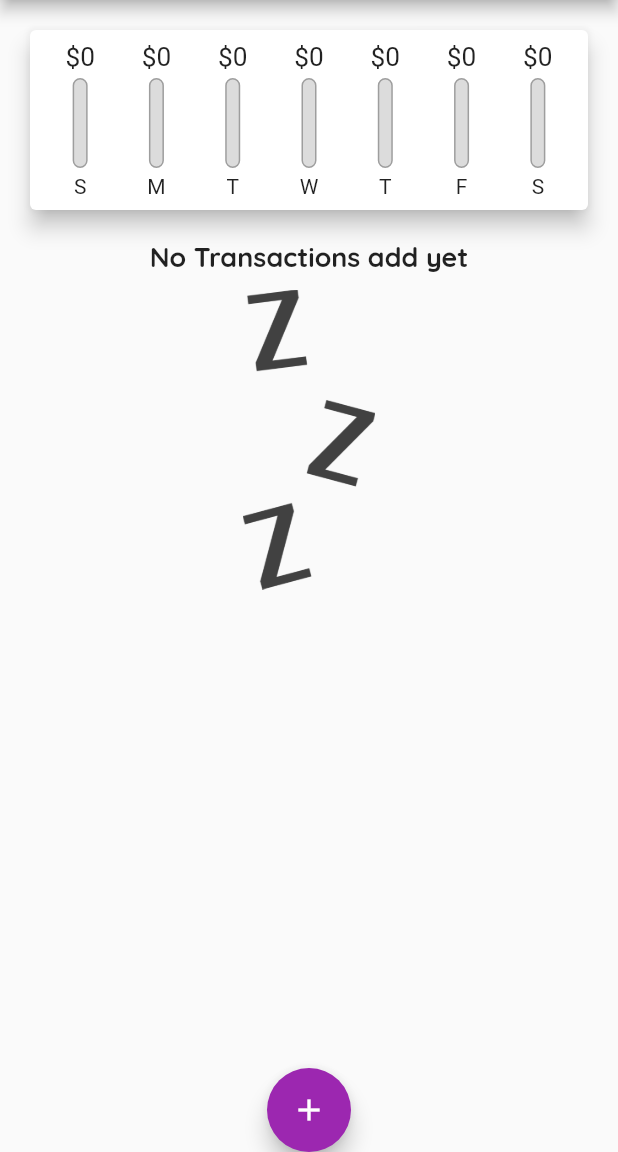
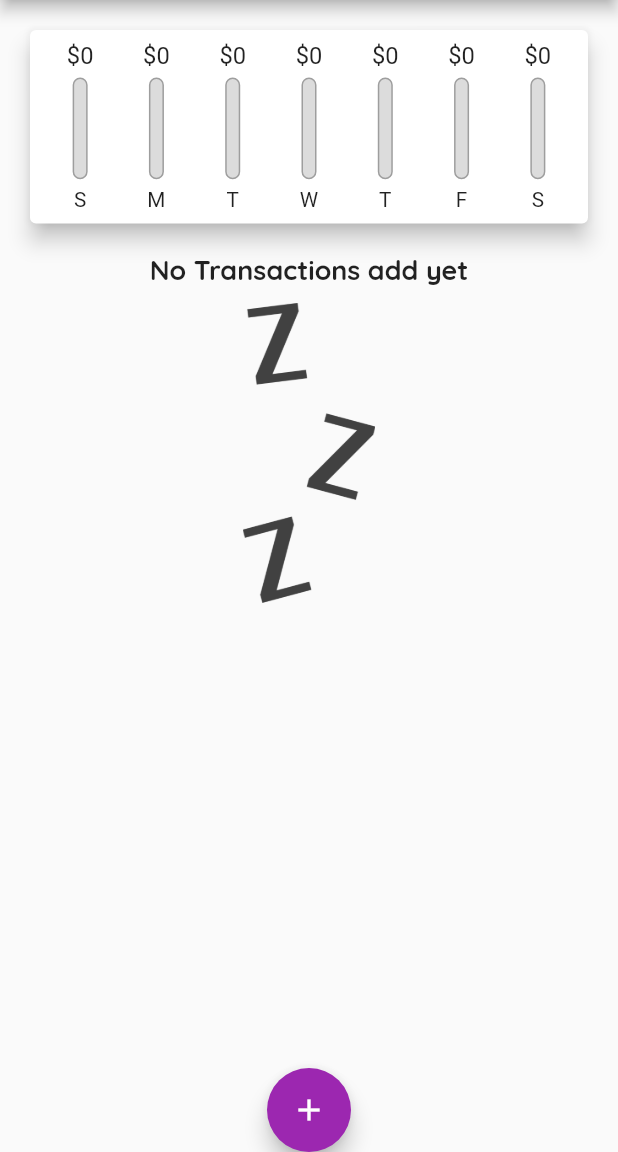
Before and after one commit to shiran02/Flutter_Expense_app, a Flutter app: the screen it shows after launch, on a phone screen of 412 x 824 dp, the part 84-1236 px from its top. Run offline on Flutter 3.47's test engine with Material 2 defaults, Android fonts, the phone set to English and light mode, and no system bars.

Commit message:
Containers

```diff
--- a/expense/lib/main.dart
+++ b/expense/lib/main.dart
@@ -133,25 +133,37 @@ class _MyHomePageState extends State<MyHomePage> {
 
 @override
   Widget build(BuildContext context) {
-    return Scaffold(
-      appBar: AppBar(
-        title: const Text("Personal  Expenses"),
+final appBar = AppBar(
+        title: const Text(
+          "Personal  Expenses"),
         actions: <Widget>[
           IconButton(
             icon: const Icon(Icons.add),
           onPressed:()=> _startAddNewTransaction(context),
           )
         ],
-      ),
+      );
 
-
+    return Scaffold(
+      appBar: appBar,
       body: SingleChildScrollView(
         child: Column(
           //mainAxisAlignment: MainAxisAlignment.spaceAround,
           crossAxisAlignment: CrossAxisAlignment.stretch,
           children: <Widget>[
-           Chart(_recentTransactions),
-           TransactionList(_userTransaction , _deleteTransaction),
+           Container(
+            height: (MediaQuery.of(context).size.height  -
+            appBar.preferredSize.height -
+            MediaQuery.of(context).padding.top
+            ) * 0.22,
+            child: Chart(_recentTransactions)),
+
+           Container(
+            height: (MediaQuery.of(context).size.height  -
+            appBar.preferredSize.height-
+            MediaQuery.of(context).padding.top
+            ) *0.6 ,
+            child: TransactionList(_userTransaction , _deleteTransaction)),
           ],
         ),
       ),
--- a/expense/lib/widgets/chart_bar.dart
+++ b/expense/lib/widgets/chart_bar.dart
@@ -1,4 +1,5 @@
 import 'package:flutter/material.dart';
+import 'package:flutter/rendering.dart';
 import 'package:flutter/widgets.dart';
 
 class ChartBar extends StatelessWidget {
@@ -14,23 +15,24 @@ class ChartBar extends StatelessWidget {
 
   @override
   Widget build(BuildContext context) {
+    return LayoutBuilder(
+      builder: (ctx, constraints) {
         return Column(
           children: <Widget>[
             Container(
-          height: 20,
+              height: constraints.maxHeight * 0.16,
               child: FittedBox(
                 child: Text('\$${spendingAmount.toStringAsFixed(0)}'),
               ),
             ),
-        const SizedBox(
-          height: 4,
+             SizedBox(
+              height: constraints.maxHeight * 0.05,
             ),
             Container(
-          height: 60,
+              height: constraints.maxHeight * 0.6,
               width: 10,
               child: Stack(
                 children: <Widget>[
-
                   Container(
                     decoration: BoxDecoration(
                       border: Border.all(color: Colors.grey, width: 1.0),
@@ -38,8 +40,6 @@ class ChartBar extends StatelessWidget {
                       borderRadius: BorderRadius.circular(20),
                     ),
                   ),
-
-
                   FractionallySizedBox(
                       heightFactor: spendingPctTotal,
                       child: Container(
@@ -47,18 +47,22 @@ class ChartBar extends StatelessWidget {
                           color: Theme.of(context).primaryColor,
                           borderRadius: BorderRadius.circular(20),
                         ),
-                  )
-              ),
-
-
+                      )),
                 ],
               ),
             ),
-        const SizedBox(
-          height: 4,
+             SizedBox(
+              height: constraints.maxHeight * 0.05,
             ),
-        Text(label),
+            Container(
+              height: constraints.maxHeight * 0.14,
+              child: FittedBox(
+                child: Text(label)
+                ),
+            ),
           ],
+        );
+      },
     );
   }
 }
--- a/expense/lib/widgets/transaction_list.dart
+++ b/expense/lib/widgets/transaction_list.dart
@@ -15,9 +15,7 @@ class TransactionList extends StatelessWidget {
 
   @override
   Widget build(BuildContext context) {
-    return Container(
-      height: 480,
-      child: transactions.isEmpty
+    return transactions.isEmpty
       ? Column(
         children: <Widget>[
           Text(
@@ -68,7 +66,7 @@ class TransactionList extends StatelessWidget {
           );
         },
         itemCount: transactions.length,
-        ),
-      );
+        );
+
   }
 }
```
Lines whose indentation alone changed are shown as unchanged.
